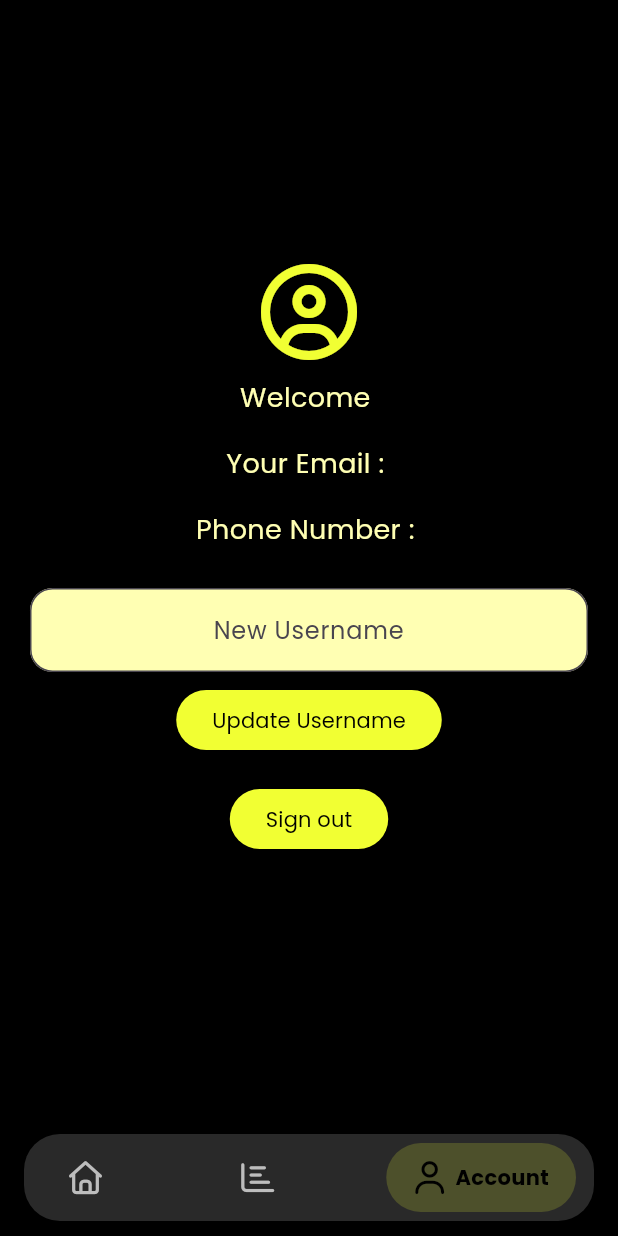
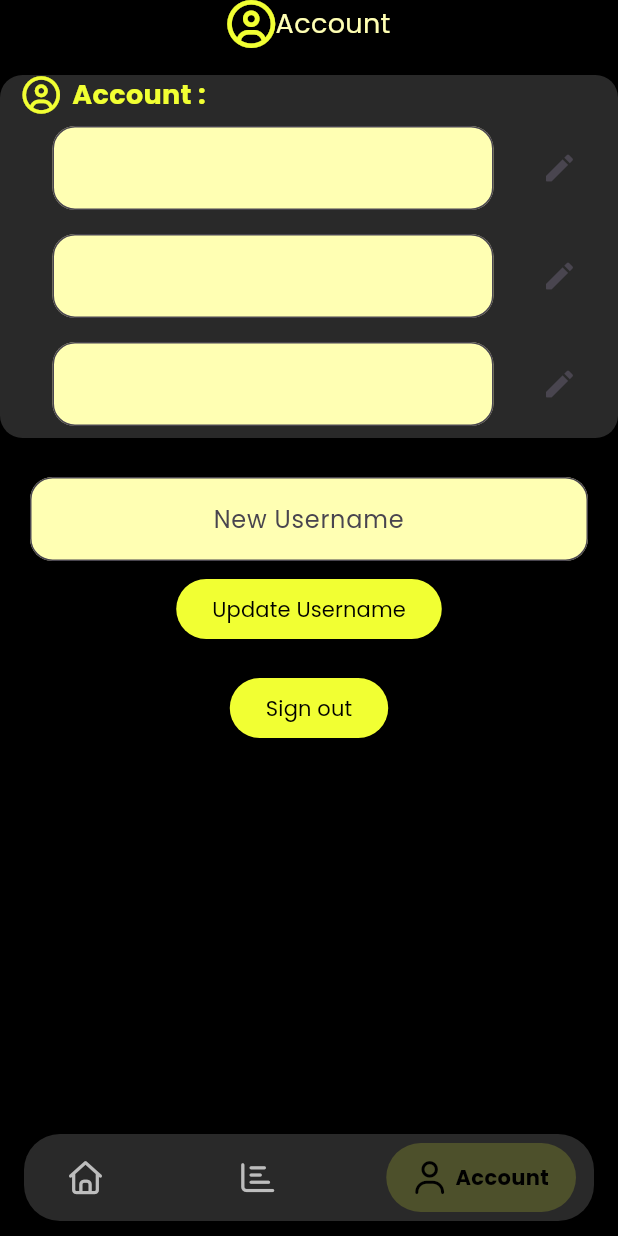
Before and after one commit to YoucefMedAmaneEllahGherbal/GymPulse, a Flutter app: the screen it shows once a user with an empty profile is signed in, item 3 of the bottom bar chosen, on a phone screen of 412 x 824 dp. Run offline on Flutter 3.47's test engine with Material 3 defaults, Android fonts, the phone set to English and light mode, and no system bars; drawn by our look-alikes of google_nav_bar; our stand-ins replace cloud_firestore, firebase_auth, firebase_core, flutter_progress_hud, font_awesome_flutter, modal_progress_hud_nsn; accounts and stored records are empty.

Commit message:
Refactor AccountPage layout; enhance user data display and update functionality

```diff
--- a/lib/screens/home/account_page.dart
+++ b/lib/screens/home/account_page.dart
@@ -39,30 +39,113 @@ class _AccountPageState extends State<AccountPage> {
     });
   }
 
+  void updateData() {}
   // final phoneNbr = FirebaseFirestore.instance
   @override
   Widget build(BuildContext context) {
-    return Container(
+    return SafeArea(
+      child: Container(
         color: kBackgroundColor,
-      alignment: Alignment.center,
         child: Column(
+          children: [
+            Row(
               mainAxisAlignment: MainAxisAlignment.center,
               children: [
-          FaIcon(FontAwesomeIcons.userCircle, size: 64, color: kAccentColor),
+                FaIcon(
+                  FontAwesomeIcons.userCircle,
+                  size: 32,
+                  color: kAccentColor,
+                ),
                 SizedBox(height: 12),
                 Text(
-            'Welcome $userName',
+                  'Account',
                   style: TextStyle(color: kLightAccentColor, fontSize: 18),
                 ),
-          SizedBox(height: 18),
-          Text(
-            'Your Email : $email',
-            style: TextStyle(color: kLightAccentColor, fontSize: 18),
+              ],
             ),
             SizedBox(height: 18),
+            Container(
+              padding: EdgeInsets.symmetric(horizontal: 15),
+              alignment: Alignment.topLeft,
+              decoration: BoxDecoration(
+                color: kSecondaryColor,
+                borderRadius: BorderRadius.all(Radius.circular(15)),
+              ),
+              child: Column(
+                crossAxisAlignment: CrossAxisAlignment.end,
+                children: [
+                  Row(
+                    children: [
+                      FaIcon(
+                        FontAwesomeIcons.userCircle,
+                        size: 25,
+                        color: kAccentColor,
+                      ),
+                      SizedBox(width: 8),
                       Text(
-            'Phone Number : $phoneNumber',
-            style: TextStyle(color: kLightAccentColor, fontSize: 18),
+                        "Account :",
+                        style: TextStyle(
+                          color: kAccentColor,
+                          fontWeight: FontWeight.bold,
+                          fontSize: 18,
+                        ),
+                      ),
+                    ],
+                  ),
+                  Row(
+                    children: [
+                      Expanded(
+                        child: TextFieldWidget(
+                          email == null ? "you find here your email " : email!,
+                          TextInputType.emailAddress,
+                          false,
+                          (value) {},
+                        ),
+                      ),
+                      IconButton(
+                        onPressed: () {},
+                        icon: Icon(Icons.edit_rounded),
+                      ),
+                    ],
+                  ),
+                  Row(
+                    children: [
+                      Expanded(
+                        child: TextFieldWidget(
+                          userName == null
+                              ? "you find here your username here "
+                              : userName!,
+                          TextInputType.text,
+                          false,
+                          (value) {},
+                        ),
+                      ),
+                      IconButton(
+                        onPressed: () {},
+                        icon: Icon(Icons.edit_rounded),
+                      ),
+                    ],
+                  ),
+                  Row(
+                    children: [
+                      Expanded(
+                        child: TextFieldWidget(
+                          phoneNumber == null
+                              ? "you find here your phone number here "
+                              : phoneNumber!,
+                          TextInputType.text,
+                          false,
+                          (value) {},
+                        ),
+                      ),
+                      IconButton(
+                        onPressed: () {},
+                        icon: Icon(Icons.edit_rounded),
+                      ),
+                    ],
+                  ),
+                ],
+              ),
             ),
             SizedBox(height: 18),
             TextFieldWidget('New Username', TextInputType.text, false, (value) {
@@ -100,6 +183,7 @@ class _AccountPageState extends State<AccountPage> {
             ),
           ],
         ),
+      ),
     );
   }
 }
--- a/lib/screens/login_screen.dart
+++ b/lib/screens/login_screen.dart
@@ -92,7 +92,7 @@ class _LoginScreenState extends State<LoginScreen> {
                       (value) {
                         email = value;
                       },
-                      null,
+
                     ),
                     TextFieldWidget(
                       "Enter Your Password",
@@ -101,7 +101,7 @@ class _LoginScreenState extends State<LoginScreen> {
                       (value) {
                         password = value;
                       },
-                      null,
+
                     ),
                     SizedBox(height: 15),
                     Padding(
--- a/lib/widgets/text_field_widget.dart
+++ b/lib/widgets/text_field_widget.dart
@@ -7,7 +7,7 @@ class TextFieldWidget extends StatelessWidget {
     this.keyboardType,
     this.obscTxt,
     this.changeValue,
-    this.controller,
+    [this.controller,]
   );
   final String hintText;
   final ValueChanged<String> changeValue;
```
Lines whose indentation alone changed are shown as unchanged.
